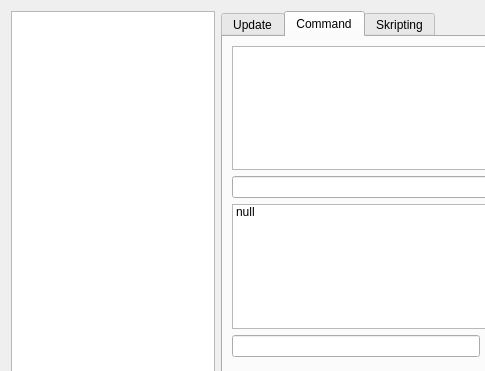
MarcLuehr/fiallo, file fialloui.ui: the form before one commit; both pictures show x 0 to 485 and y 0 to 371 of the 640 by 475 pixel window.
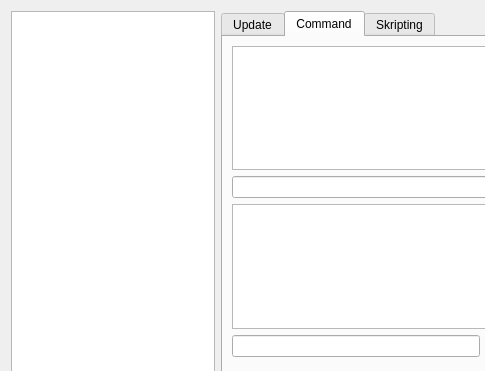
The form after the commit. Icons and pictures are not drawn.

The edit to the form file:
```diff
--- a/fialloui.ui
+++ b/fialloui.ui
@@ -168,13 +168,7 @@
           </layout>
          </item>
          <item>
-          <widget class="QListWidget" name="listParameter">
-           <item>
-            <property name="text">
-             <string>null</string>
-            </property>
-           </item>
-          </widget>
+          <widget class="QListWidget" name="listParameter"/>
          </item>
          <item>
           <layout class="QHBoxLayout" name="horizontalLayout_3" stretch="15,0,0,0">
```
